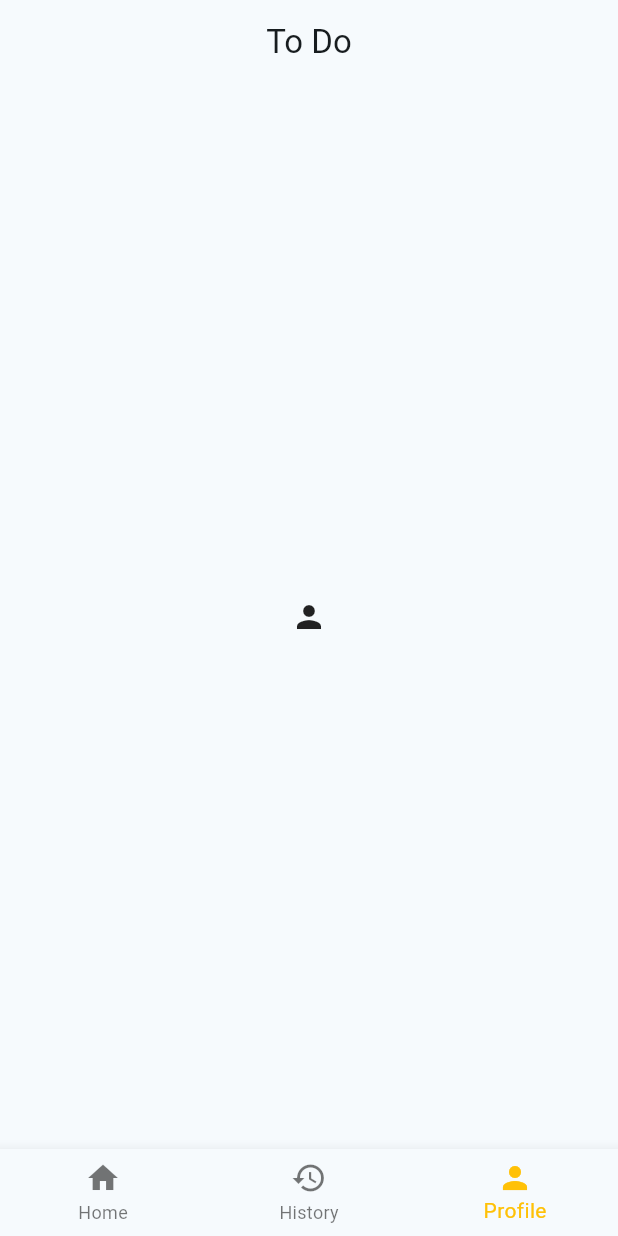
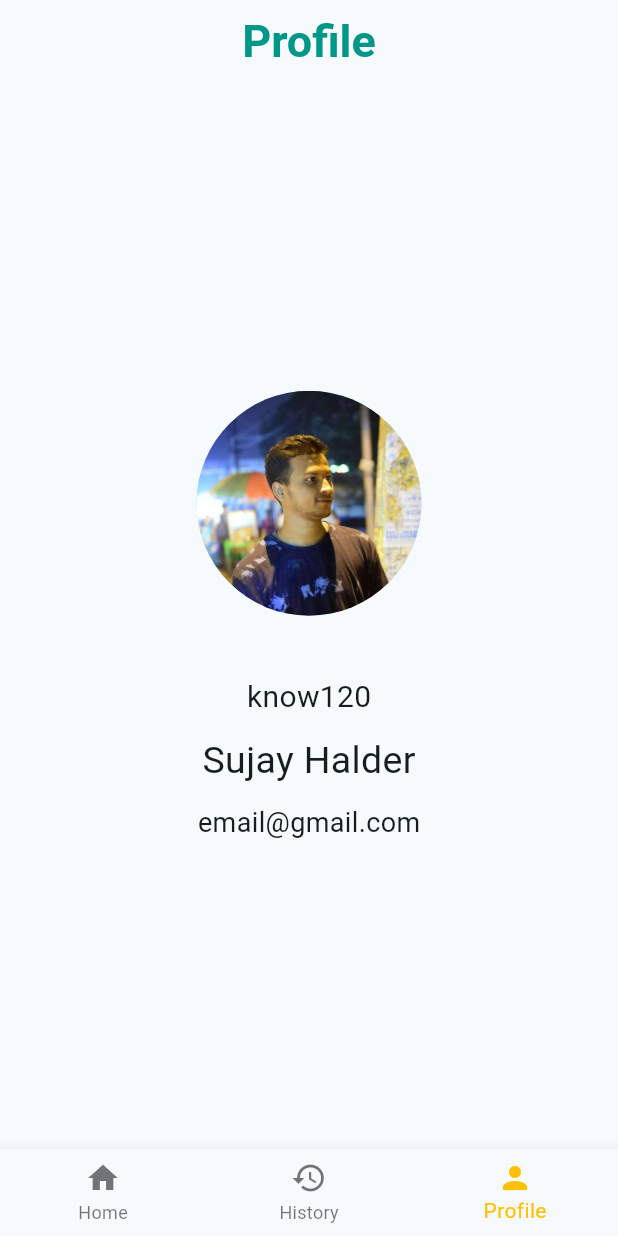
Before and after one commit to know120/todo, a Flutter app: the screen it shows after launch, item 3 of the bottom bar chosen, on a phone screen of 412 x 824 dp. Run offline on Flutter 3.47's test engine with Material 3 defaults, Android fonts, the phone set to English and light mode, and no system bars; our stand-ins replace sqflite; accounts and stored records are empty.

Commit message:
added profile

```diff
--- /dev/null
+++ b/lib/models/user.dart
@@ -0,0 +1,7 @@
+class User {
+  String username;
+  String name;
+  String email;
+
+  User(this.username, this.name, this.email);
+}
--- a/lib/screens/home.dart
+++ b/lib/screens/home.dart
@@ -1,4 +1,6 @@
 import 'package:flutter/material.dart';
+import 'package:todo/models/user.dart';
+import 'package:todo/screens/profile.dart';
 import 'package:todo/widgets/todo_layout.dart';
 
 class Home extends StatefulWidget {
@@ -14,13 +16,24 @@ class _HomeState extends State<Home> {
   final List<Widget> _body = [
     const TodoLayout(),
     const Icon(Icons.history),
-    const Icon(Icons.person)
+    Profile(user: User('know120', 'Sujay Halder', 'email@gmail.com'))
   ];
+
+  final List<String> _titles = ['To Do', 'History', 'Profile'];
+
   @override
   Widget build(BuildContext context) {
-    return Scaffold(
+    return SafeArea(
+      child: Scaffold(
         appBar: AppBar(
-        title: const Text('To Do'),
+          title: Text(
+            _titles.elementAt(currentIndex),
+            style: TextStyle(
+              fontSize: 30,
+              fontWeight: FontWeight.w700,
+              color: Colors.teal,
+            ),
+          ),
           centerTitle: true,
         ),
         body: Center(
@@ -29,7 +42,8 @@ class _HomeState extends State<Home> {
         bottomNavigationBar: BottomNavigationBar(
           items: const [
             BottomNavigationBarItem(icon: Icon(Icons.home), label: 'Home'),
-          BottomNavigationBarItem(icon: Icon(Icons.history), label: 'History'),
+            BottomNavigationBarItem(
+                icon: Icon(Icons.history), label: 'History'),
             BottomNavigationBarItem(icon: Icon(Icons.person), label: 'Profile'),
           ],
           currentIndex: currentIndex,
@@ -40,6 +54,7 @@ class _HomeState extends State<Home> {
             });
           },
         ),
+      ),
     );
   }
 }
--- a/lib/screens/profile.dart
+++ b/lib/screens/profile.dart
@@ -0,0 +1,37 @@
+import 'package:flutter/material.dart';
+import 'package:todo/models/user.dart';
+
+class Profile extends StatelessWidget {
+  final User user;
+  Profile({super.key, required this.user});
+
+  @override
+  Widget build(BuildContext context) {
+    return Center(
+      child: Column(
+        mainAxisAlignment: MainAxisAlignment.center,
+        children: [
+          CircleAvatar(
+            backgroundImage: AssetImage('assets/images/profile.jpg'),
+            radius: 75,
+          ),
+          SizedBox(height: 40),
+          Text(
+            user.username,
+            style: TextStyle(fontSize: 20),
+          ),
+          SizedBox(height: 10),
+          Text(
+            user.name,
+            style: TextStyle(fontSize: 25),
+          ),
+          SizedBox(height: 10),
+          Text(
+            user.email,
+            style: TextStyle(fontSize: 18),
+          ),
+        ],
+      ),
+    );
+  }
+}
--- a/pubspec.yaml
+++ b/pubspec.yaml
@@ -67,8 +67,8 @@ flutter:
   uses-material-design: true
 
   # To add assets to your application, add an assets section, like this:
-  # assets:
-  #   - images/a_dot_burr.jpeg
+  assets:
+    - assets/images/
   #   - images/a_dot_ham.jpeg
 
   # An image asset can refer to one or more resolution-specific "variants", see
```
Also changed, not shown: assets/images/profile.jpg (added). Lines whose indentation alone changed are shown as unchanged.
